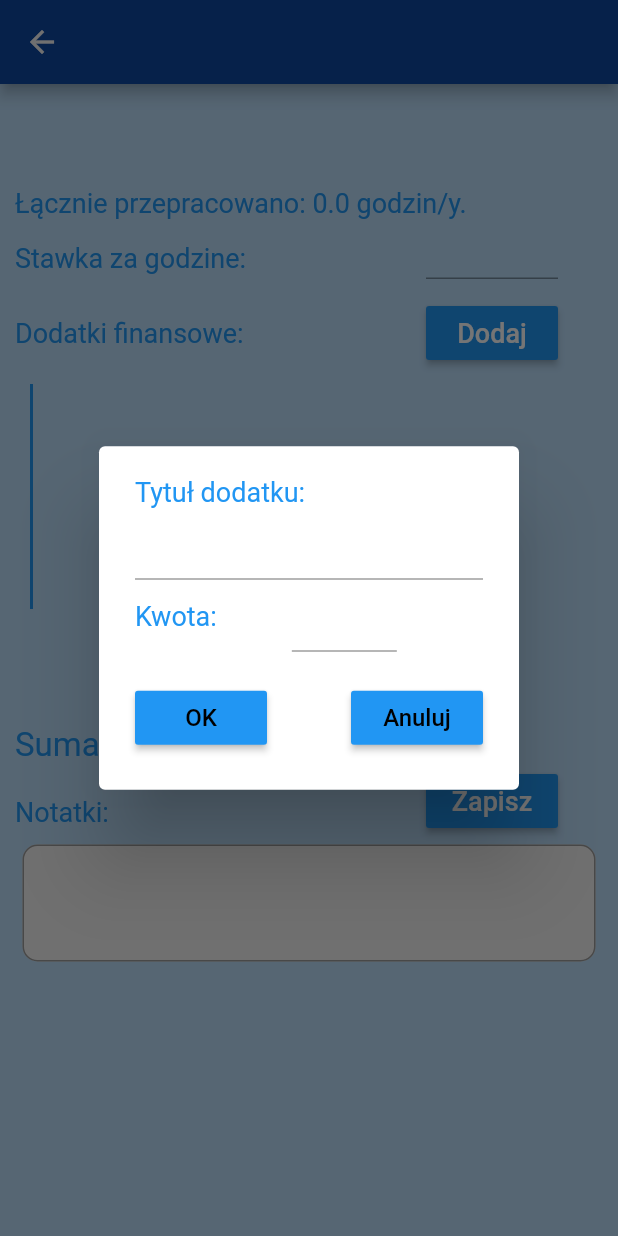
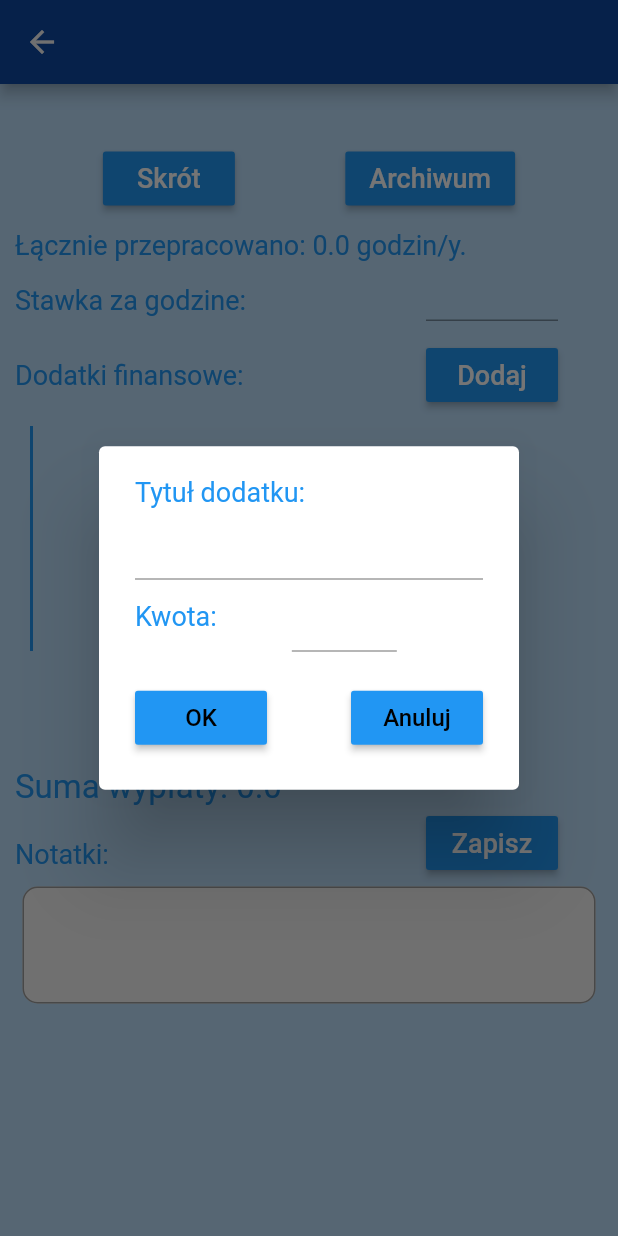
Before and after one commit to Michal-Szkoda-91/Working_Time_Manager, a Flutter app: the EmployersDetail screen opened directly with empty values, after a tap on "Dodaj", on a phone screen of 412 x 824 dp. Run offline on Flutter 3.47's test engine with Material 2 defaults, Android fonts, the phone set to English and light mode, and no system bars; our stand-ins replace flutter_slidable, flutter_time_picker_spinner, lite_rolling_switch, shared_preferences, sqflite, table_calendar; accounts and stored records are empty.

Commit message:
Dodano archiwum eventow dla pracodawcow

```diff
--- a/lib/Calendar/calendar.dart
+++ b/lib/Calendar/calendar.dart
@@ -244,7 +244,8 @@ class _CalendarState extends State<Calendar> {
               ),
             ),
             calendarController: _controller,
-          ), //przycisk odpowiedzialny za dodawanie nowego eventu
+          ),
+          //przycisk odpowiedzialny za dodawanie nowego eventu
           Padding(
             padding: const EdgeInsets.fromLTRB(0, 0, 0, 0),
             child: Row(
@@ -279,7 +280,7 @@ class _CalendarState extends State<Calendar> {
               ],
             ),
           ),
-          //event wyswietlany pod kalendarzem
+          //event wyswietlany pod kalendarzem jako lista
           ..._selectedEvents.map(
             (event) => Slidable(
               actionPane: SlidableDrawerActionPane(),
@@ -287,11 +288,15 @@ class _CalendarState extends State<Calendar> {
               child: Container(
                 color: Theme.of(context).selectedRowColor,
                 child: ListTile(
-                  title: Text(
-                    event,
-                    style: TextStyle(
-                      fontSize: 20,
-                    ),
+                  title: Row(
+                    children: [
+                      Text(
+                        event,
+                        style: TextStyle(
+                          fontSize: 20,
+                        ),
+                      ),
+                    ],
                   ),
                 ),
               ),
--- a/lib/Employers/emplyersDetail.dart
+++ b/lib/Employers/emplyersDetail.dart
@@ -4,6 +4,7 @@ import 'package:flutter/cupertino.dart';
 import 'package:flutter/material.dart';
 import 'package:flutter/services.dart';
 import 'package:sqflite/sqlite_api.dart';
+import 'package:working_time_management/Employers/employersArchives.dart';
 import 'package:working_time_management/helpers/employersHelper.dart';
 import 'package:working_time_management/helpers/eventHelper.dart';
 import 'package:working_time_management/models/employersModel.dart';
@@ -88,13 +89,37 @@ class _EmployersDetailState extends State<EmployersDetail> {
               Row(
                 mainAxisAlignment: MainAxisAlignment.spaceBetween,
                 children: <Widget>[
+                  Text(
+                    employersModel.name,
+                    style: TextStyle(
+                        fontSize: 25, color: Theme.of(context).accentColor),
+                  ),
+                ],
+              ),
+              //przyciski kierujące na storny z archiwum i skrótu dla pracodawcy
+              Row(
+                mainAxisAlignment: MainAxisAlignment.spaceEvenly,
+                children: [
                   Padding(
-                    padding: const EdgeInsets.fromLTRB(0, 0, 0, 0),
+                    padding: const EdgeInsets.fromLTRB(0, 0, 15, 0),
+                    child: RaisedButton(
+                      color: Theme.of(context).accentColor,
+                      child: Text(
+                        "Skrót",
+                        style: TextStyle(color: Colors.white, fontSize: 18),
+                      ),
+                      onPressed: () {},
+                    ),
+                  ),
+                  RaisedButton(
+                    color: Theme.of(context).accentColor,
                     child: Text(
-                      employersModel.name,
-                      style: TextStyle(
-                          fontSize: 25, color: Theme.of(context).accentColor),
+                      "Archiwum",
+                      style: TextStyle(color: Colors.white, fontSize: 18),
                     ),
+                    onPressed: () {
+                      navigateToEmployerArchives(employersModel.name);
+                    },
                   ),
                 ],
               ),
@@ -103,7 +128,7 @@ class _EmployersDetailState extends State<EmployersDetail> {
                 mainAxisAlignment: MainAxisAlignment.start,
                 children: <Widget>[
                   Padding(
-                    padding: const EdgeInsets.fromLTRB(0, 30, 0, 0),
+                    padding: const EdgeInsets.fromLTRB(0, 10, 0, 0),
                     child: Text(
                       "Łącznie przepracowano: " +
                           hoursSum.toString() +
@@ -441,7 +466,7 @@ class _EmployersDetailState extends State<EmployersDetail> {
                                 },
                                 style: TextStyle(
                                   fontSize: 18,
-                                  color: Colors.blue,
+                                  color: Theme.of(context).accentColor,
                                 ),
                                 textAlign: TextAlign.center,
                                 controller: _amountController,
@@ -457,7 +482,7 @@ class _EmployersDetailState extends State<EmployersDetail> {
                           mainAxisAlignment: MainAxisAlignment.spaceBetween,
                           children: <Widget>[
                             RaisedButton(
-                              color: Colors.blue,
+                              color: Theme.of(context).accentColor,
                               onPressed: () {
                                 //dodawanie do bazy danych wpisu o dodatkach
                                 if (re.hasMatch(amount) &&
@@ -515,12 +540,14 @@ class _EmployersDetailState extends State<EmployersDetail> {
         });
   }
 
-  //Pobieranie sumy godzin z Eventow
+  //Pobieranie sumy godzin z Eventow oraz zliczanie w jedna sume
   void getHourSum(String name) async {
     this.listOfSum = await eventHelper.getHourEmployerSum(name);
     this.listOfSum.forEach((element) {
-      this.hoursSum =
-          this.hoursSum + (element['hourSum'] * element['workersNumber']);
+      this.hoursSum = this.hoursSum +
+          (element['hourSum'] *
+              element[
+                  'workersNumber']); //godziny sa mnozone przez ilosc pracownikow z danego dnia
     });
   }
 
@@ -537,4 +564,12 @@ class _EmployersDetailState extends State<EmployersDetail> {
       });
     });
   }
+
+  //funkcja przenosząca do nowej aktywności z
+  //archiwum w której wyświetlane są wszystkie eventy pracodawcy
+  void navigateToEmployerArchives(String name) async {
+    await Navigator.push(context, MaterialPageRoute(builder: (context) {
+      return EmployersArchive(name);
+    }));
+  }
 }
--- a/lib/Workers/workersDetail.dart
+++ b/lib/Workers/workersDetail.dart
@@ -445,7 +445,7 @@ class _WorkersDetailState extends State<WorkersDetail> {
                                 },
                                 style: TextStyle(
                                   fontSize: 18,
-                                  color: Colors.blue,
+                                  color: Theme.of(context).accentColor,
                                 ),
                                 textAlign: TextAlign.center,
                                 controller: _amountController,
@@ -461,7 +461,7 @@ class _WorkersDetailState extends State<WorkersDetail> {
                           mainAxisAlignment: MainAxisAlignment.spaceBetween,
                           children: <Widget>[
                             RaisedButton(
-                              color: Colors.blue,
+                              color: Theme.of(context).accentColor,
                               onPressed: () {
                                 //dodawanie do bazy danych wpisu o dodatkach
                                 if (re.hasMatch(amount) &&
@@ -519,7 +519,7 @@ class _WorkersDetailState extends State<WorkersDetail> {
         });
   }
 
-  //Pobieranie sumy godzin z Eventow
+  //Pobieranie sumy godzin z Eventow oraz zliczanie ich w sume
   void getHourSum(String name) async {
     this.listOfSum = await eventHelper.getHourWorkerSum(name);
     this.listOfSum.forEach((element) {
--- a/pubspec.yaml
+++ b/pubspec.yaml
@@ -35,6 +35,7 @@ dependencies:
   path: any
   path_provider: any
   flutter_slidable: any
+  lite_rolling_switch: ^0.1.1
 
 
 dev_dependencies:
```
Also changed, not shown: lib/Calendar/eventDetail.dart (+29 -2 lines), lib/Employers/employersArchives.dart (added, +140 -0 lines), lib/helpers/eventHelper.dart (+25 -10 lines), pubspec.lock.
